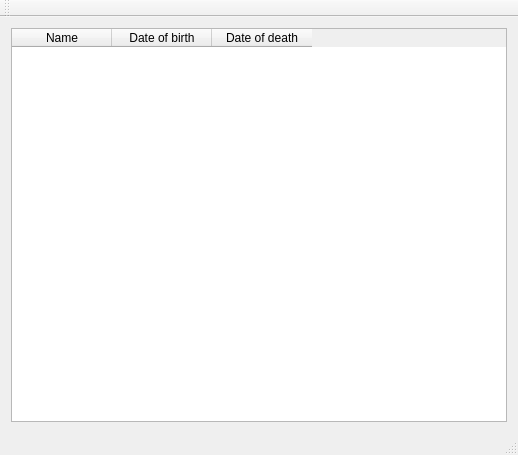
The window that computer_scientists_ui/mainwindow.ui (2015-VLN1-Group-44/ComputerScientists_UI) describes before a commit, drawn with Qt 5.
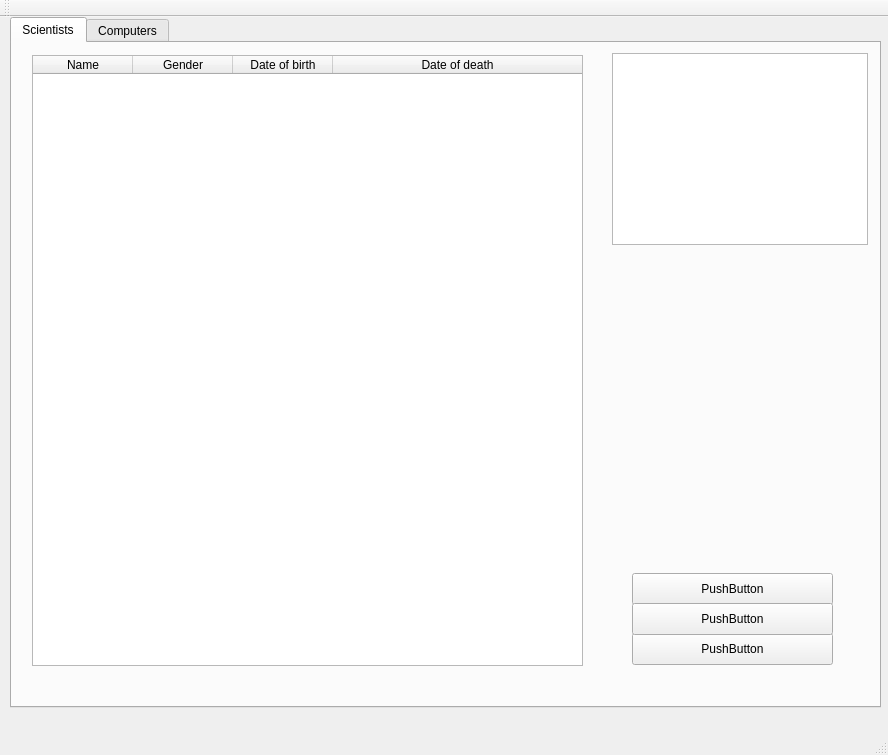
The same window after the commit.

Commit message: tab kominn, tafla fyrir scientists

What changed in the file:
```diff
--- a/computer_scientists_ui/mainwindow.ui
+++ b/computer_scientists_ui/mainwindow.ui
@@ -6,17 +6,39 @@
    <rect>
     <x>0</x>
     <y>0</y>
-    <width>518</width>
-    <height>455</height>
+    <width>888</width>
+    <height>755</height>
    </rect>
   </property>
   <property name="windowTitle">
    <string>MainWindow</string>
   </property>
   <widget class="QWidget" name="centralWidget">
-   <layout class="QVBoxLayout" name="verticalLayout_2">
-    <item>
+   <widget class="QTabWidget" name="tabWidget">
+    <property name="geometry">
+     <rect>
+      <x>10</x>
+      <y>0</y>
+      <width>871</width>
+      <height>691</height>
+     </rect>
+    </property>
+    <property name="currentIndex">
+     <number>0</number>
+    </property>
+    <widget class="QWidget" name="tab">
+     <attribute name="title">
+      <string>Scientists</string>
+     </attribute>
      <widget class="QTableWidget" name="table_scientists">
+      <property name="geometry">
+       <rect>
+        <x>20</x>
+        <y>12</y>
+        <width>551</width>
+        <height>611</height>
+       </rect>
+      </property>
       <property name="dragEnabled">
        <bool>true</bool>
       </property>
@@ -27,7 +49,7 @@
        <bool>false</bool>
       </attribute>
       <attribute name="horizontalHeaderStretchLastSection">
-       <bool>false</bool>
+       <bool>true</bool>
       </attribute>
       <attribute name="verticalHeaderVisible">
        <bool>false</bool>
@@ -37,6 +59,11 @@
         <string>Name</string>
        </property>
       </column>
+      <column>
+       <property name="text">
+        <string>Gender</string>
+       </property>
+      </column>
       <column>
        <property name="text">
         <string>Date of birth</string>
@@ -48,8 +75,62 @@
        </property>
       </column>
      </widget>
-    </item>
-   </layout>
+     <widget class="QListWidget" name="listWidget">
+      <property name="geometry">
+       <rect>
+        <x>600</x>
+        <y>10</y>
+        <width>256</width>
+        <height>192</height>
+       </rect>
+      </property>
+     </widget>
+     <widget class="QPushButton" name="pushButton">
+      <property name="geometry">
+       <rect>
+        <x>620</x>
+        <y>590</y>
+        <width>201</width>
+        <height>32</height>
+       </rect>
+      </property>
+      <property name="text">
+       <string>PushButton</string>
+      </property>
+     </widget>
+     <widget class="QPushButton" name="pushButton_2">
+      <property name="geometry">
+       <rect>
+        <x>620</x>
+        <y>530</y>
+        <width>201</width>
+        <height>32</height>
+       </rect>
+      </property>
+      <property name="text">
+       <string>PushButton</string>
+      </property>
+     </widget>
+     <widget class="QPushButton" name="pushButton_3">
+      <property name="geometry">
+       <rect>
+        <x>620</x>
+        <y>560</y>
+        <width>201</width>
+        <height>32</height>
+       </rect>
+      </property>
+      <property name="text">
+       <string>PushButton</string>
+      </property>
+     </widget>
+    </widget>
+    <widget class="QWidget" name="tab_2">
+     <attribute name="title">
+      <string>Computers</string>
+     </attribute>
+    </widget>
+   </widget>
   </widget>
   <widget class="QMenuBar" name="menuBar">
    <property name="geometry">
```
Left out of the diff: 2 changed lines with no effect on the pictures. The commit also changes 2 other files.
